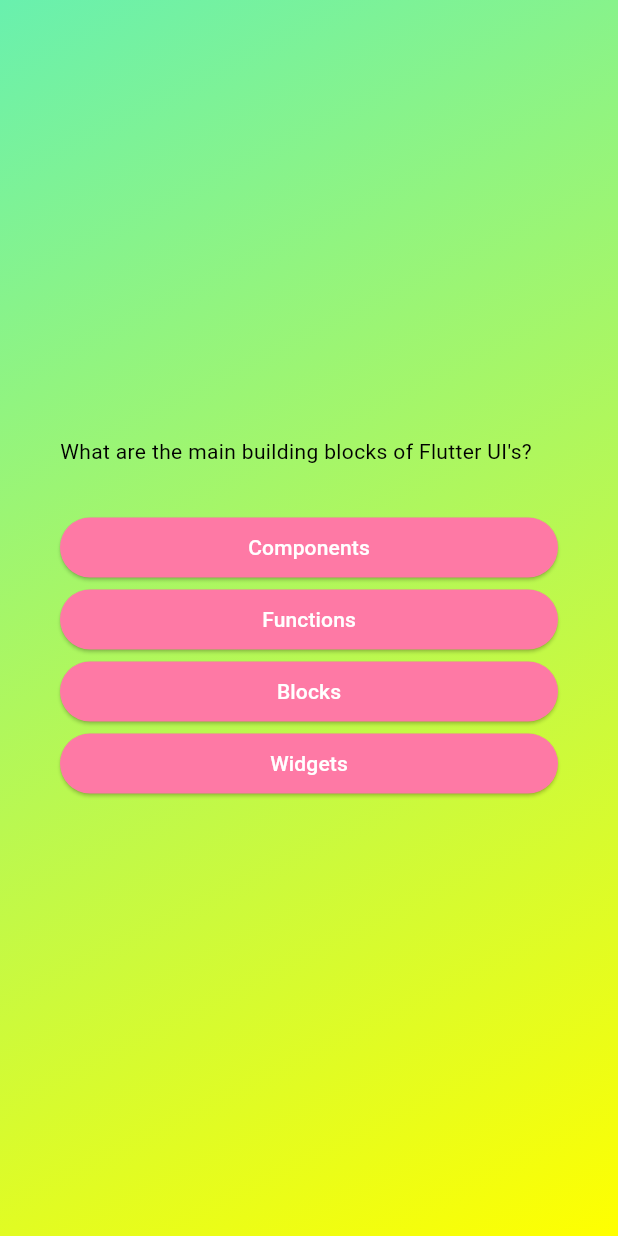
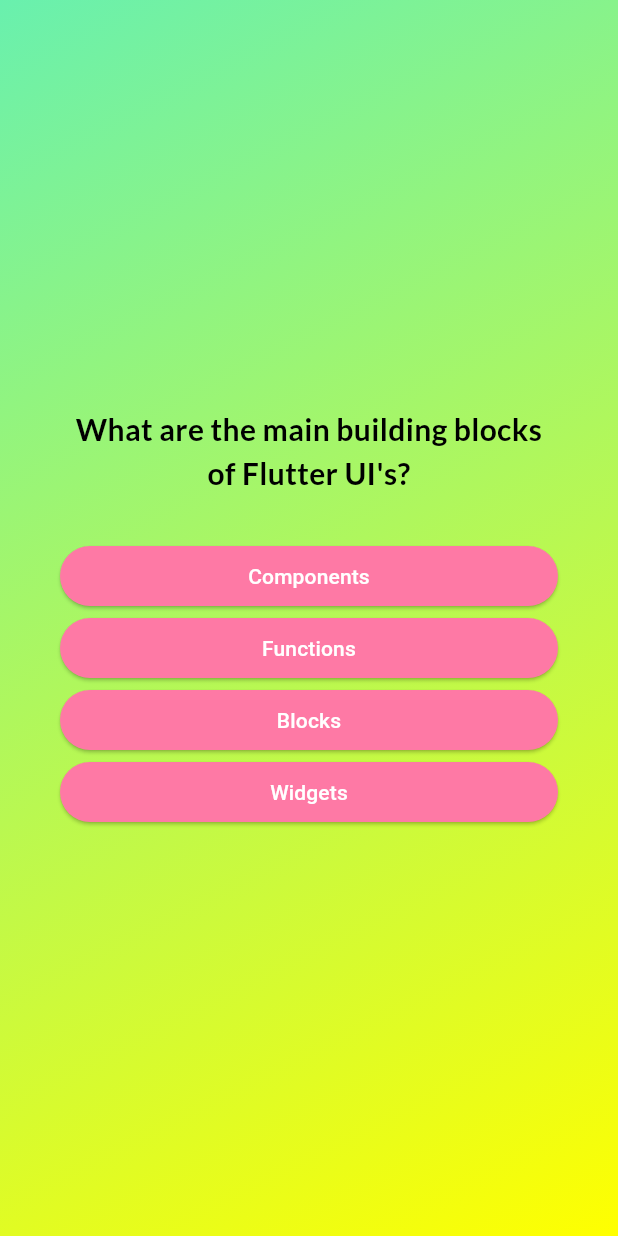
Before and after one commit to naveen-devang/quiz_app, a Flutter app: the screen it shows after launch, after a tap on "Start Quiz", on a phone screen of 412 x 824 dp. Run offline on Flutter 3.47's test engine with Material 3 defaults, Android fonts, the phone set to English and light mode, and no system bars; our stand-ins replace google_fonts.

Commit message:
add dynamic screen switch and value storing

```diff
--- a/lib/answer_button.dart
+++ b/lib/answer_button.dart
@@ -18,7 +18,10 @@ class AnswerButton extends StatelessWidget {
         backgroundColor: const Color.fromARGB(255, 254, 121, 165),
         foregroundColor: Colors.white,
       ),
-      child: Text(answerText),
+      child: Text(
+        answerText,
+        textAlign: TextAlign.center,
+      ),
     );
   }
 }
--- a/lib/questions_screen.dart
+++ b/lib/questions_screen.dart
@@ -4,8 +4,12 @@ import 'package:quiz_app/answer_button.dart';
 
 import 'package:quiz_app/data/questions.dart';
 
+import 'package:google_fonts/google_fonts.dart';
+
 class QuestionsScreen extends StatefulWidget {
-  const QuestionsScreen({super.key});
+  const QuestionsScreen({super.key, required this.onSelectAnswer});
+
+  final void Function(String answer) onSelectAnswer;
 
   @override
   State<QuestionsScreen> createState() {
@@ -14,9 +18,18 @@ class QuestionsScreen extends StatefulWidget {
 }
 
 class _QuestionsScreenState extends State<QuestionsScreen> {
+  var currentQuestionIndex = 0;
+
+  void answerQuestion(String selectedAnswer) {
+    widget.onSelectAnswer(selectedAnswer);
+    setState(() {
+      currentQuestionIndex++;
+    });
+  }
+
   @override
   Widget build(BuildContext context) {
-    final currentQuestion = questions[0];
+    final currentQuestion = questions[currentQuestionIndex];
 
     return SizedBox(
       width: double.infinity,
@@ -28,15 +41,22 @@ class _QuestionsScreenState extends State<QuestionsScreen> {
           children: [
             Text(
               currentQuestion.text,
-              style: const TextStyle(
+              style: GoogleFonts.lato(
                 color: Colors.black,
+                fontSize: 20,
+                fontWeight: FontWeight.bold,
               ),
-              textAlign: TextAlign.left,
+              textAlign: TextAlign.center,
             ),
             const SizedBox(height: 30),
             ...currentQuestion.getShuffledAnswers().map(
               (answer) {
-                return AnswerButton(answerText: answer, onTap: () {});
+                return AnswerButton(
+                  answerText: answer,
+                  onTap: () {
+                    answerQuestion(answer);
+                  },
+                );
               },
             ),
           ],
--- a/lib/quiz.dart
+++ b/lib/quiz.dart
@@ -13,6 +13,7 @@ class Quiz extends StatefulWidget {
 }
 
 class _QuizState extends State<Quiz> {
+  final List<String> selectedAnswers = [];
   var activeScreen = 'start-screen';
 
   void switchScreen() {
@@ -21,12 +22,18 @@ class _QuizState extends State<Quiz> {
     });
   }
 
+  void chooseAnswer(String answer) {
+    selectedAnswers.add(answer);
+  }
+
   @override
   Widget build(context) {
     Widget screenWidget = StartScreen(switchScreen);
 
     if (activeScreen == 'questions-screen') {
-      screenWidget = const QuestionsScreen();
+      screenWidget = QuestionsScreen(
+        onSelectAnswer: chooseAnswer,
+      );
     }
 
     return MaterialApp(
--- a/lib/start_screen.dart
+++ b/lib/start_screen.dart
@@ -1,4 +1,5 @@
 import 'package:flutter/material.dart';
+import 'package:google_fonts/google_fonts.dart';
 
 class StartScreen extends StatelessWidget {
   const StartScreen(this.startQuiz, {super.key});
@@ -17,12 +18,11 @@ class StartScreen extends StatelessWidget {
             color: const Color.fromARGB(170, 255, 252, 252),
           ),
           const Padding(padding: EdgeInsets.all(30.0)),
-          const Text(
+          Text(
             'Learn Flutter the fun way!',
-            style: TextStyle(
+            style: GoogleFonts.lato(
               color: Colors.black,
-              fontSize: 25,
-              fontWeight: FontWeight.bold,
+              fontSize: 24,
             ),
           ),
           OutlinedButton.icon(
--- a/pubspec.yaml
+++ b/pubspec.yaml
@@ -35,6 +35,7 @@ dependencies:
   # The following adds the Cupertino Icons font to your application.
   # Use with the CupertinoIcons class for iOS style icons.
   cupertino_icons: ^1.0.2
+  google_fonts: ^6.1.0
 
 dev_dependencies:
   flutter_test:
@@ -45,7 +46,7 @@ dev_dependencies:
   # activated in the `analysis_options.yaml` file located at the root of your
   # package. See that file for information about deactivating specific lint
   # rules and activating additional ones.
-  flutter_lints: ^2.0.0
+  flutter_lints: ^3.0.1
 
 # For information on the generic Dart part of this file, see the
 # following page: https://dart.dev/tools/pub/pubspec
```
Also changed, not shown: pubspec.lock, 7 other files.
